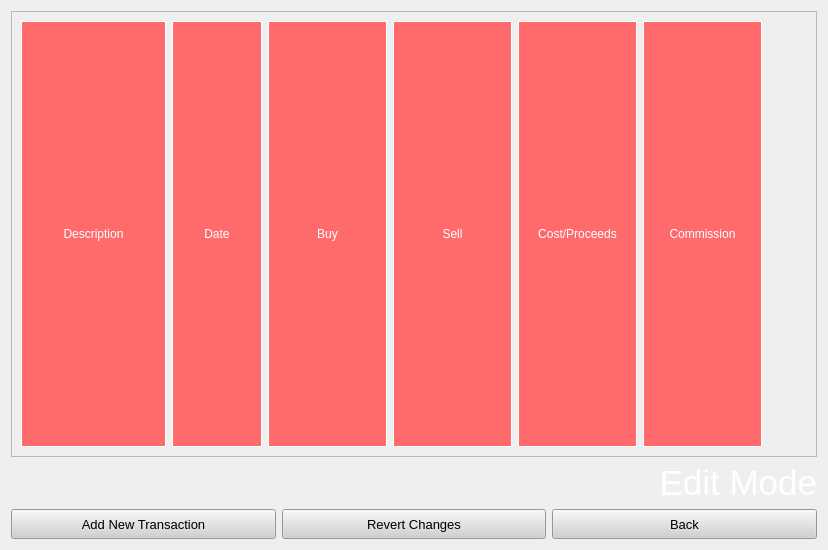
Old version of the form GainLossCalculator/EditScreen/editscreen.ui in the repository w-ge/Gain-Loss-Calculator.
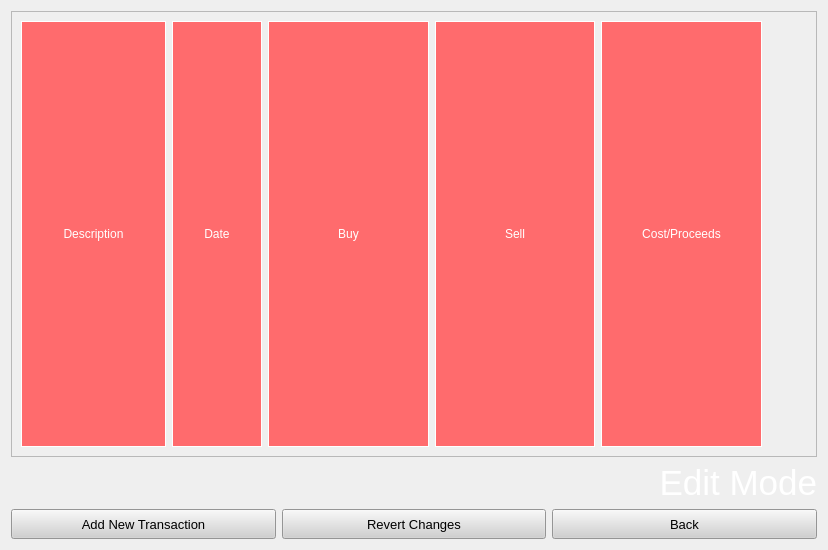
New version of the form.

```diff
--- a/GainLossCalculator/EditScreen/editscreen.ui
+++ b/GainLossCalculator/EditScreen/editscreen.ui
@@ -210,33 +210,6 @@
                 </property>
                </widget>
               </item>
-              <item>
-               <widget class="QLabel" name="Commission">
-                <property name="sizePolicy">
-                 <sizepolicy hsizetype="Expanding" vsizetype="Preferred">
-                  <horstretch>0</horstretch>
-                  <verstretch>0</verstretch>
-                 </sizepolicy>
-                </property>
-                <property name="minimumSize">
-                 <size>
-                  <width>65</width>
-                  <height>0</height>
-                 </size>
-                </property>
-                <property name="styleSheet">
-                 <string notr="true">background-color: rgb(255, 107, 109);
-color: rgb(255, 255, 255);
-border: 1px solid white;</string>
-                </property>
-                <property name="text">
-                 <string>Commission</string>
-                </property>
-                <property name="alignment">
-                 <set>Qt::AlignCenter</set>
-                </property>
-               </widget>
-              </item>
               <item>
                <spacer name="horizontalSpacer">
                 <property name="orientation">
```
